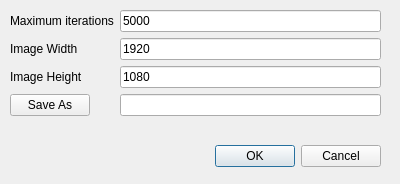
First picture: the form in exportimagedialog.ui, repository QlowB/Almond, before the edit.
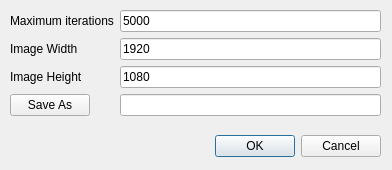
Second picture: the form after the edit.

```diff
--- a/exportimagedialog.ui
+++ b/exportimagedialog.ui
@@ -6,8 +6,8 @@
    <rect>
     <x>0</x>
     <y>0</y>
-    <width>400</width>
-    <height>184</height>
+    <width>392</width>
+    <height>170</height>
    </rect>
   </property>
   <property name="windowTitle">
@@ -17,7 +17,7 @@
    <property name="geometry">
     <rect>
      <x>40</x>
-     <y>140</y>
+     <y>130</y>
      <width>341</width>
      <height>32</height>
     </rect>
@@ -35,7 +35,7 @@
      <x>10</x>
      <y>10</y>
      <width>371</width>
-     <height>121</height>
+     <height>111</height>
     </rect>
    </property>
    <layout class="QFormLayout" name="formLayout">
```
Left out of the diff: 14 changed lines with no effect on the pictures.
